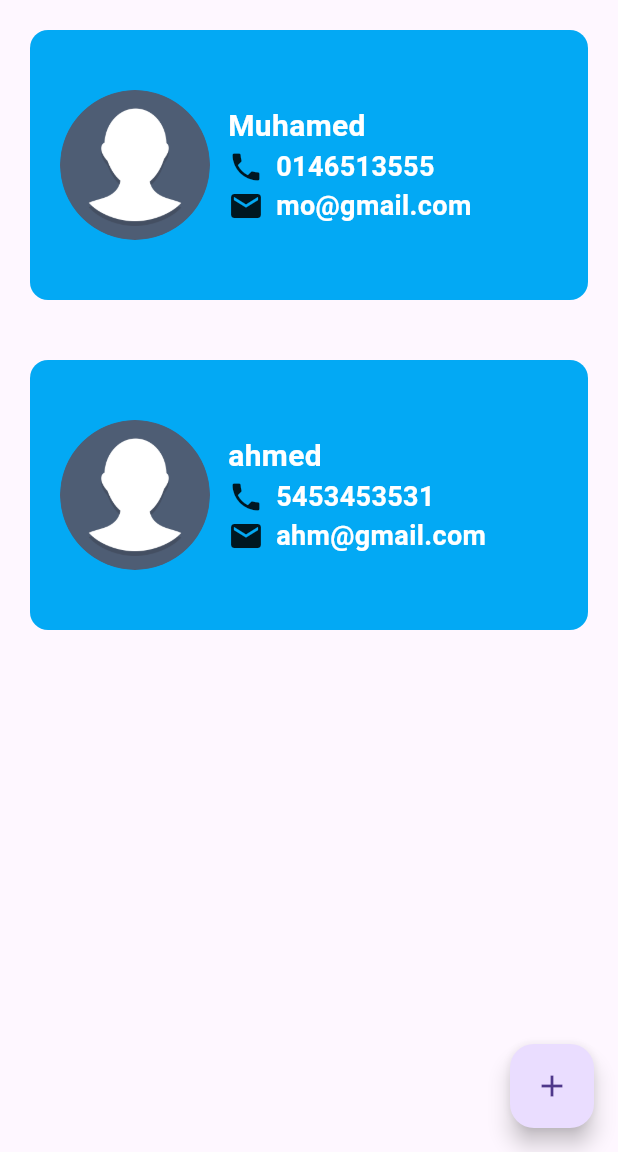
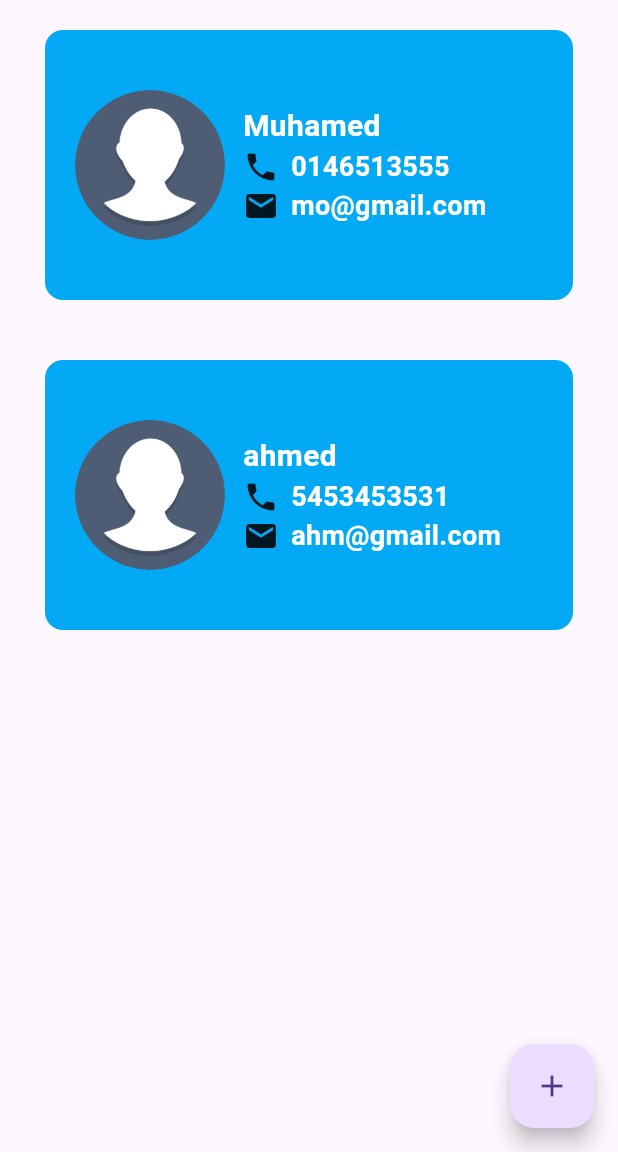
Before and after one commit to mohamed-abdelhamid/contacts-app-FCAI, a Flutter app: the screen it shows after launch, on a phone screen of 412 x 824 dp, the part 84-1236 px from its top. Run offline on Flutter 3.47's test engine with Material 3 defaults, Android fonts, the phone set to English and light mode, and no system bars; our stand-ins replace flutter_bloc.

```diff
--- /dev/null
+++ b/lib/cubits/contacts_cubit.dart
@@ -0,0 +1,24 @@
+import 'package:contact/model/my_contacts.dart';
+import 'package:flutter_bloc/flutter_bloc.dart';
+
+import '../model/contact.dart';
+import 'contacts_states_cubit.dart';
+
+class ContactsCubit extends Cubit<CubitContactsStates> {
+  final MyContacts myContacts = MyContacts();
+
+  ContactsCubit() : super(CubitContactsLoading()) {
+    getData();
+  }
+
+  getData() async {
+    List<Contact> contacts = await myContacts.getContacts();
+    emit(CubitContactsLoaded(contactList: contacts));
+  }
+
+  addContact({required Contact contact}){
+    List<Contact> contacts= MyContacts.myContactList;
+    contacts.add(contact);
+    emit(CubitContactsLoaded(contactList: contacts));
+  }
+}
--- /dev/null
+++ b/lib/cubits/contacts_states_cubit.dart
@@ -0,0 +1,11 @@
+import 'package:contact/model/contact.dart';
+import 'package:contact/model/my_contacts.dart';
+
+abstract class CubitContactsStates {}
+
+class CubitContactsLoading extends CubitContactsStates {}
+
+class CubitContactsLoaded extends CubitContactsStates {
+  List<Contact> contactList;
+  CubitContactsLoaded({required this.contactList});
+}
--- a/lib/main.dart
+++ b/lib/main.dart
@@ -1,6 +1,7 @@
-import 'package:contact/providers/contact_provider.dart';
+import 'package:flutter_bloc/flutter_bloc.dart';
 import 'package:flutter/material.dart';
 import 'package:provider/provider.dart';
+import 'cubits/contacts_cubit.dart';
 import 'screens/home.dart';
 
 void main() {
@@ -13,9 +14,11 @@ class MyApp extends StatelessWidget {
 
   @override
   Widget build(BuildContext context) {
-    return MultiProvider(
+    return MultiBlocProvider(
       providers: [
-        ChangeNotifierProvider(create: (ctx)=> ContactProvider() ),
+        BlocProvider<ContactsCubit>(
+          create: (BuildContext context) => ContactsCubit(),
+        ),
       ],
       child: const MaterialApp(
         home: Home(),
--- a/lib/model/my_contacts.dart
+++ b/lib/model/my_contacts.dart
@@ -1,8 +1,14 @@
 import 'package:contact/model/contact.dart';
 
 class MyContacts{
-  List<Contact> contacts = [
+
+  static List<Contact> myContactList = [
     Contact('Muhamed','mo@gmail.com','0146513555'),
     Contact('ahmed','ahm@gmail.com','5453453531'),
   ];
+
+  Future<List<Contact>> getContacts()async{
+    await Future.delayed(const Duration(seconds: 5),(){});
+    return myContactList;
+  }
 }
--- a/lib/providers/contact_provider.dart
+++ /dev/null
@@ -1,15 +0,0 @@
-import 'package:contact/model/my_contacts.dart';
-import 'package:flutter/cupertino.dart';
-import 'package:provider/provider.dart';
-
-import '../model/contact.dart';
-
-class ContactProvider extends ChangeNotifier{
-  MyContacts myContacts = MyContacts();
-
-  void createNewContact({required Contact newContact}){
-    myContacts.contacts.add(newContact);
-    notifyListeners();
-  }
-
-}
--- a/lib/screens/add_contact.dart
+++ b/lib/screens/add_contact.dart
@@ -1,8 +1,7 @@
 import 'package:contact/model/my_contacts.dart';
-import 'package:contact/providers/contact_provider.dart';
-import 'package:provider/provider.dart';
 import 'package:flutter/material.dart';
-
+import 'package:flutter_bloc/flutter_bloc.dart';
+import '../cubits/contacts_cubit.dart';
 import '../model/contact.dart';
 
 class AddContact extends StatefulWidget {
@@ -67,7 +66,7 @@ class _AddContactState extends State<AddContact> {
                   mailCtrlr.value.text,
                   phoneCtrlr.value.text
               );
-              Provider.of<ContactProvider>(context,listen: false).createNewContact(newContact: newContact);
+              BlocProvider.of<ContactsCubit>(context,listen: false).addContact(contact: newContact);
               Navigator.pop(context);
             },
             child: Container(
--- a/lib/screens/home.dart
+++ b/lib/screens/home.dart
@@ -1,8 +1,9 @@
 import 'package:contact/model/my_contacts.dart';
-import 'package:contact/providers/contact_provider.dart';
+import 'package:flutter_bloc/flutter_bloc.dart';
 import 'package:contact/screens/add_contact.dart';
 import 'package:flutter/material.dart';
-import 'package:provider/provider.dart';
+import '../cubits/contacts_cubit.dart';
+import '../cubits/contacts_states_cubit.dart';
 import '../widgets/contact_card.dart';
 
 class Home extends StatelessWidget {
@@ -21,12 +22,29 @@ class Home extends StatelessWidget {
           Navigator.push(context, MaterialPageRoute(builder: (context)=>AddContact()));
         },
       ),
-      body: ListView.builder(
-        itemCount: Provider.of<ContactProvider>(context).myContacts.contacts.length,
-        itemBuilder: (context, index) => ContactCard(
-            Provider.of<ContactProvider>(context).myContacts.contacts[index].name,
-            Provider.of<ContactProvider>(context).myContacts.contacts[index].mail,
-            Provider.of<ContactProvider>(context).myContacts.contacts[index].phone),
+      body: BlocBuilder<ContactsCubit, CubitContactsStates>(
+        builder: (context,state) {
+          if (state is CubitContactsLoading) {
+            return const Center(
+              child: CircularProgressIndicator(),
+            );
+          } else if (state is CubitContactsLoaded) {
+            return Padding(
+                padding: const EdgeInsets.only(left: 10, right: 10),
+                child: ListView.builder(
+                  itemCount:state.contactList.length,
+                  itemBuilder: (context, index) => ContactCard(
+                      state.contactList[index].name,
+                      state.contactList[index].mail,
+                      state.contactList[index].phone),
+                ));
+          } else {
+            return const Center(
+              child: Text('Something went wrong'),
+            );
+          }
+        },
+
       ),
     );
   }
--- a/pubspec.yaml
+++ b/pubspec.yaml
@@ -45,7 +45,7 @@ dev_dependencies:
   # package. See that file for information about deactivating specific lint
   # rules and activating additional ones.
   flutter_lints: ^1.0.0
-  provider: ^6.1.1
+  flutter_bloc: ^8.1.4
 
 # For information on the generic Dart part of this file, see the
 # following page: https://dart.dev/tools/pub/pubspec
```
Also changed, not shown: pubspec.lock.
